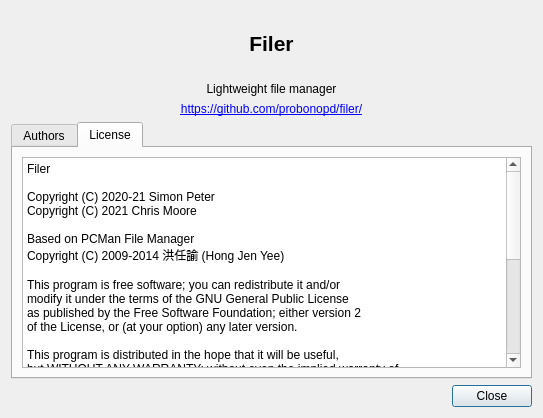
This is src/about.ui in lxqt/pcmanfm-qt as Qt 5 draws it before an edit. The edited form follows.
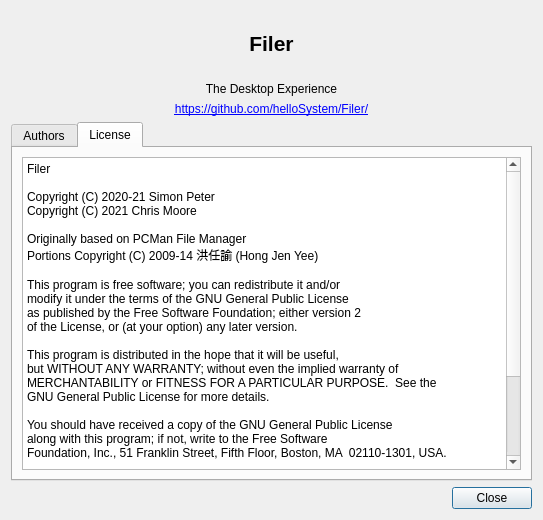
This is the edited form. Icons and pictures are not drawn.

Diff of the .ui file:
```diff
--- a/src/about.ui
+++ b/src/about.ui
@@ -7,7 +7,7 @@
     <x>0</x>
     <y>0</y>
     <width>543</width>
-    <height>418</height>
+    <height>520</height>
    </rect>
   </property>
   <property name="windowTitle">
@@ -57,7 +57,7 @@
    <item>
     <widget class="QLabel" name="label_2">
      <property name="text">
-      <string>Lightweight file manager</string>
+      <string>The Desktop Experience</string>
      </property>
      <property name="alignment">
       <set>Qt::AlignCenter</set>
@@ -67,7 +67,7 @@
    <item>
     <widget class="QLabel" name="label_3">
      <property name="text">
-      <string>&lt;html&gt;&lt;head/&gt;&lt;body&gt;&lt;p&gt;&lt;a href=&quot;https://github.com/probonopd/filer/&quot;&gt;&lt;span style=&quot; text-decoration: underline; color:#0000ff;&quot;&gt;https://github.com/probonopd/filer/&lt;/span&gt;&lt;/a&gt;&lt;/p&gt;&lt;/body&gt;&lt;/html&gt;</string>
+      <string>&lt;html&gt;&lt;head/&gt;&lt;body&gt;&lt;p&gt;&lt;a href=&quot;https://github.com/helloSystem/Filer/&quot;&gt;&lt;span style=&quot; text-decoration: underline; color:#0000ff;&quot;&gt;https://github.com/helloSystem/Filer/&lt;/span&gt;&lt;/a&gt;&lt;/p&gt;&lt;/body&gt;&lt;/html&gt;</string>
      </property>
      <property name="textFormat">
       <enum>Qt::RichText</enum>
@@ -127,8 +127,8 @@
 Copyright (C) 2020-21 Simon Peter
 Copyright (C) 2021 Chris Moore
 
-Based on PCMan File Manager
-Copyright (C) 2009-2014 洪任諭 (Hong Jen Yee)
+Originally based on PCMan File Manager
+Portions Copyright (C) 2009-14 洪任諭 (Hong Jen Yee)
 
 This program is free software; you can redistribute it and/or
 modify it under the terms of the GNU General Public License
```
